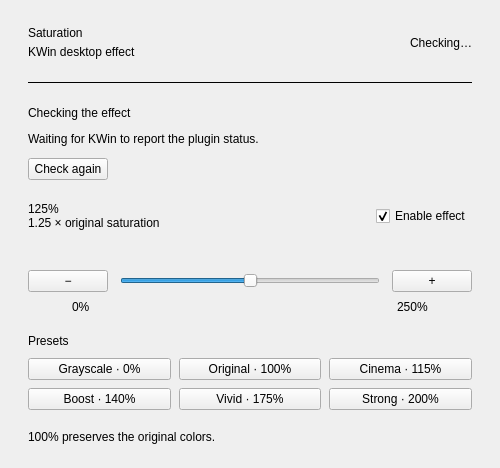
First picture: the form in saturation_window.ui, repository EfeDursun125/kwin-saturation, before the edit.
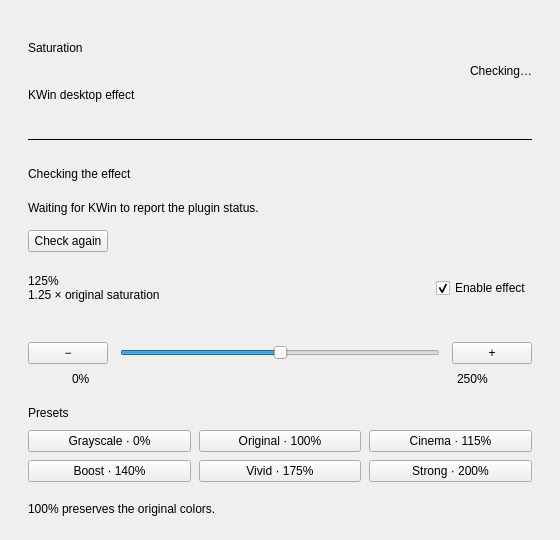
Second picture: the form after the edit. Custom widgets are drawn as their Qt base class.

Commit message:
Adjust size properties in saturation_window.ui
Updated minimum and maximum size properties for the SaturationWindow.

Patch:
```diff
--- a/saturation_window.ui
+++ b/saturation_window.ui
@@ -3,7 +3,9 @@
  <class>SaturationWindow</class>
  <widget class="QWidget" name="SaturationWindow">
   <property name="windowTitle"><string>Digital Vibrance</string></property>
-  <property name="minimumSize"><size><width>500</width><height>0</height></size></property>
+  <property name="minimumSize"><size><width>560</width><height>540</height></size></property>
+  <property name="maximumSize"><size><width>560</width><height>540</height></size></property>
+
   <layout class="QVBoxLayout" name="rootLayout">
    <property name="spacing"><number>22</number></property>
    <property name="leftMargin"><number>28</number></property>
```
